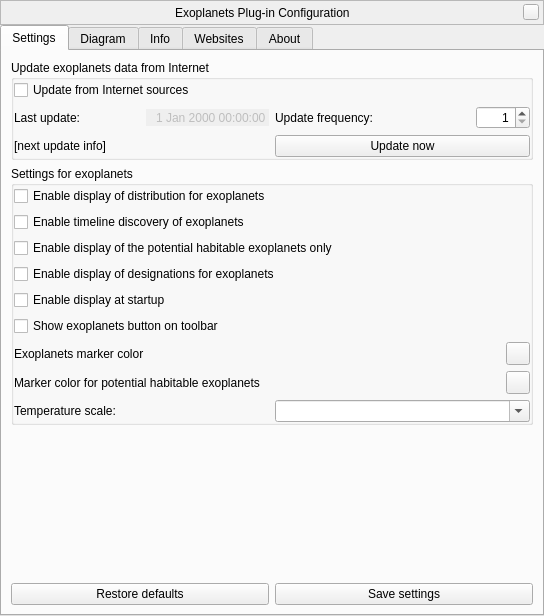
First picture: the form in plugins/Exoplanets/src/gui/exoplanetsDialog.ui, repository 519984307/stellarium_src, before the edit.
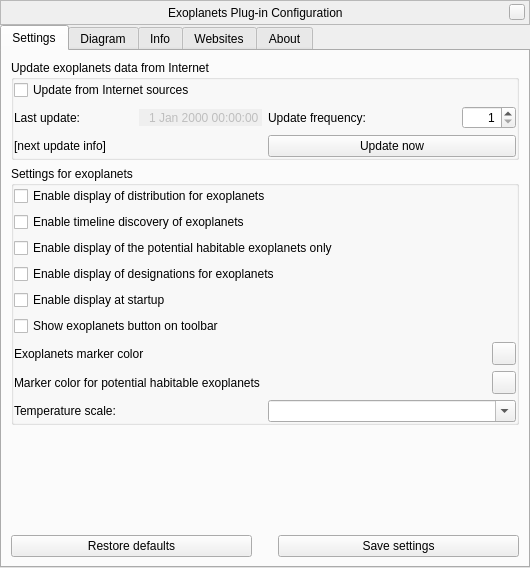
Second picture: the form after the edit. Custom widgets are drawn as their Qt base class.

```diff
--- a/plugins/Exoplanets/src/gui/exoplanetsDialog.ui
+++ b/plugins/Exoplanets/src/gui/exoplanetsDialog.ui
@@ -6,8 +6,8 @@
    <rect>
     <x>0</x>
     <y>0</y>
-    <width>544</width>
-    <height>616</height>
+    <width>530</width>
+    <height>568</height>
    </rect>
   </property>
   <property name="windowTitle">
@@ -434,6 +434,22 @@
            </property>
           </widget>
          </item>
+         <item>
+          <spacer name="horizontalSpacer">
+           <property name="orientation">
+            <enum>Qt::Horizontal</enum>
+           </property>
+           <property name="sizeType">
+            <enum>QSizePolicy::Fixed</enum>
+           </property>
+           <property name="sizeHint" stdset="0">
+            <size>
+             <width>20</width>
+             <height>20</height>
+            </size>
+           </property>
+          </spacer>
+         </item>
          <item>
           <widget class="QPushButton" name="saveSettingsButton">
            <property name="sizePolicy">
```
